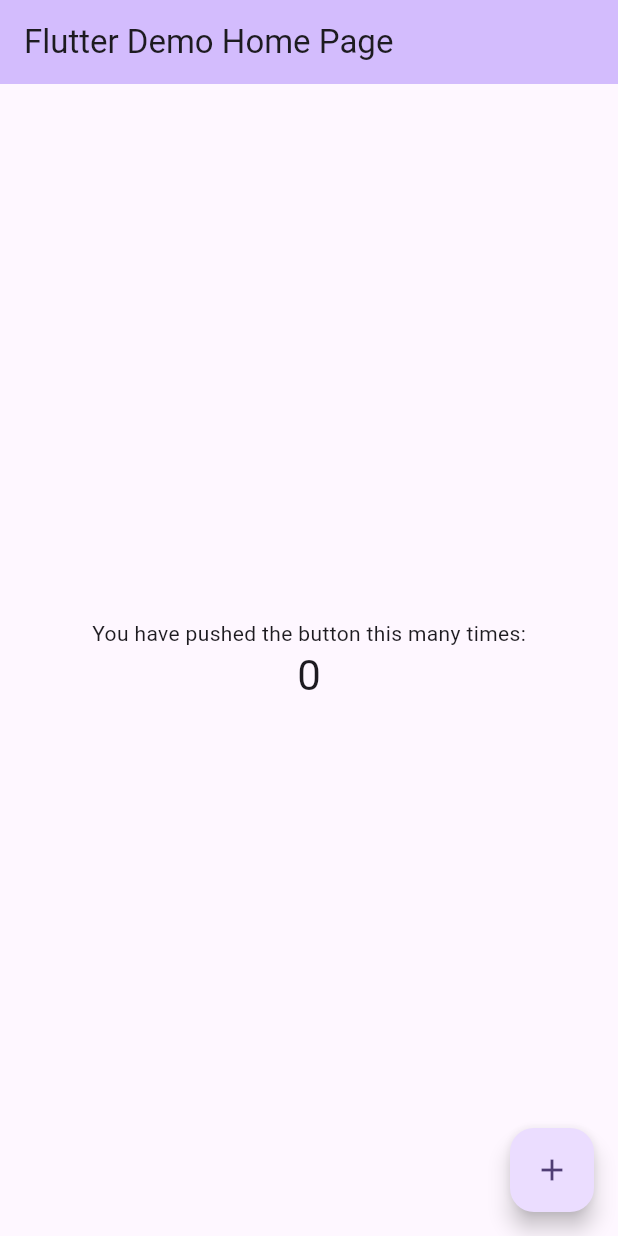
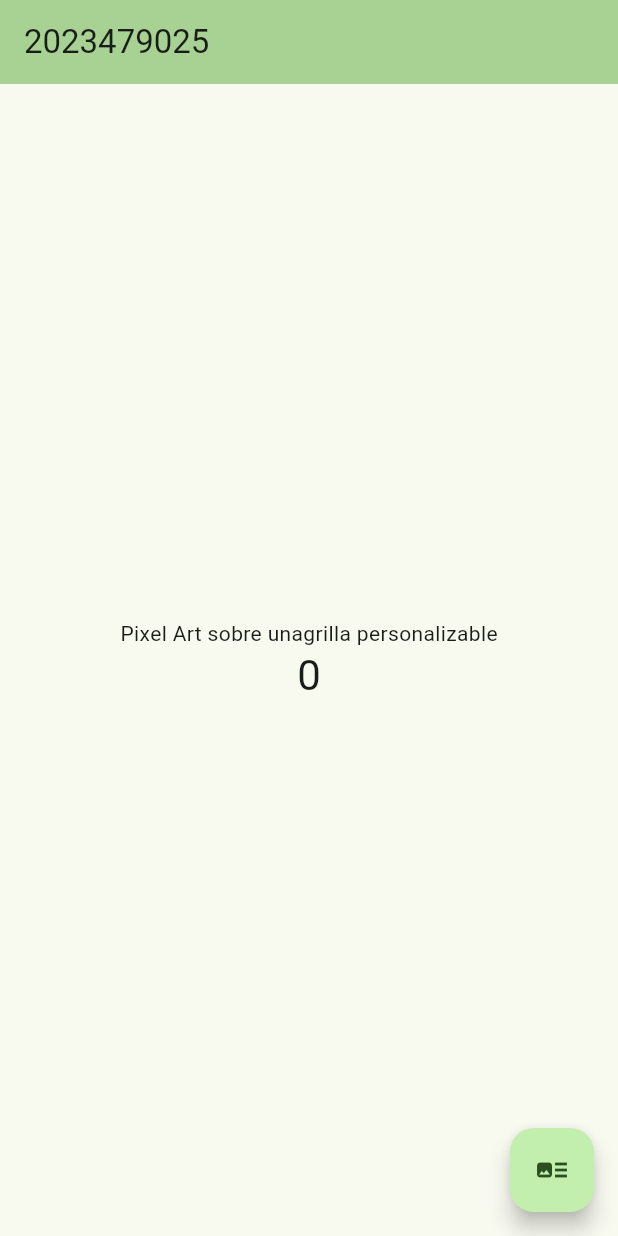
Before and after one commit to Poketeam8/3479A321_A-2023479025, a Flutter app: the screen it shows after launch, on a phone screen of 412 x 824 dp. Run offline on Flutter 3.47's test engine with Material 3 defaults, Android fonts, the phone set to English and light mode, and no system bars.

Commit message:
Parte 4 del lab 4 hecha

```diff
--- a/lib/main.dart
+++ b/lib/main.dart
@@ -11,7 +11,7 @@ class MyApp extends StatelessWidget {
   @override
   Widget build(BuildContext context) {
     return MaterialApp(
-      title: 'Flutter Demo',
+      title: '2023479025',
       theme: ThemeData(
         // This is the theme of your application.
         //
@@ -28,9 +28,11 @@ class MyApp extends StatelessWidget {
         //
         // This works for code too, not just values: Most code changes can be
         // tested with just a hot reload.
-        colorScheme: ColorScheme.fromSeed(seedColor: Colors.deepPurple),
+        colorScheme: ColorScheme.fromSeed(
+          seedColor: const Color.fromARGB(255, 72, 255, 0),
+        ),
       ),
-      home: const MyHomePage(title: 'Flutter Demo Home Page'),
+      home: const MyHomePage(title: '2023479025'),
     );
   }
 }
@@ -104,7 +106,7 @@ class _MyHomePageState extends State<MyHomePage> {
           // wireframe for each widget.
           mainAxisAlignment: MainAxisAlignment.center,
           children: <Widget>[
-            const Text('You have pushed the button this many times:'),
+            const Text('Pixel Art sobre unagrilla personalizable'),
             Text(
               '$_counter',
               style: Theme.of(context).textTheme.headlineMedium,
@@ -115,7 +117,7 @@ class _MyHomePageState extends State<MyHomePage> {
       floatingActionButton: FloatingActionButton(
         onPressed: _incrementCounter,
         tooltip: 'Increment',
-        child: const Icon(Icons.add),
+        child: const Icon(Icons.art_track),
       ), // This trailing comma makes auto-formatting nicer for build methods.
     );
   }
```
